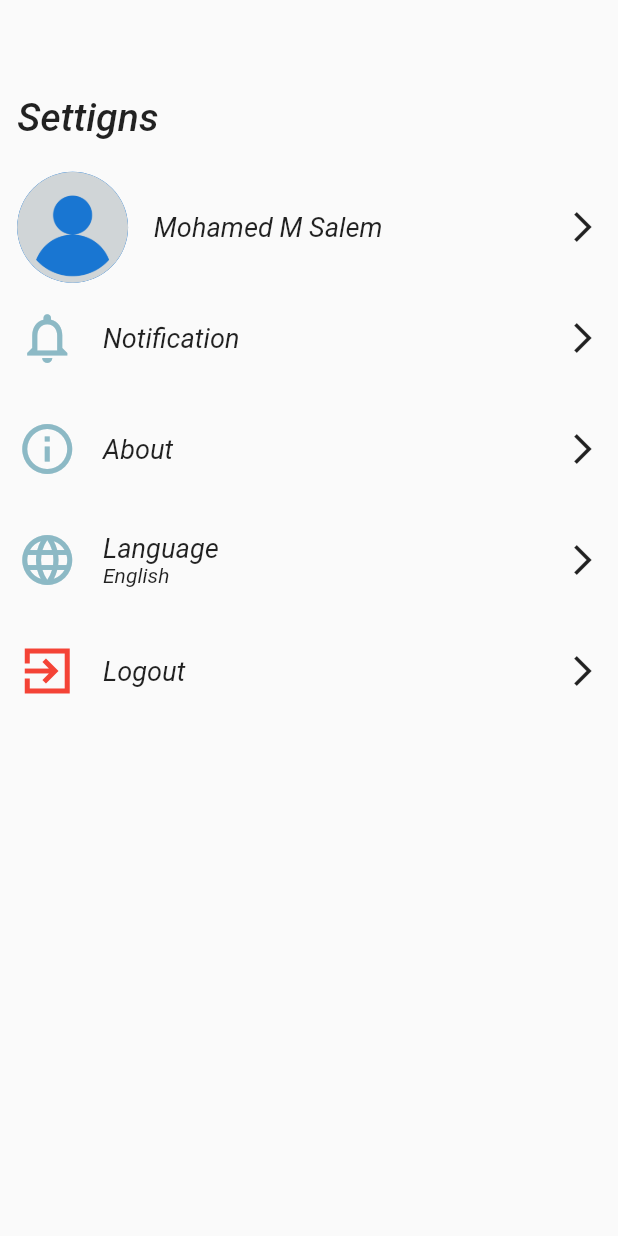
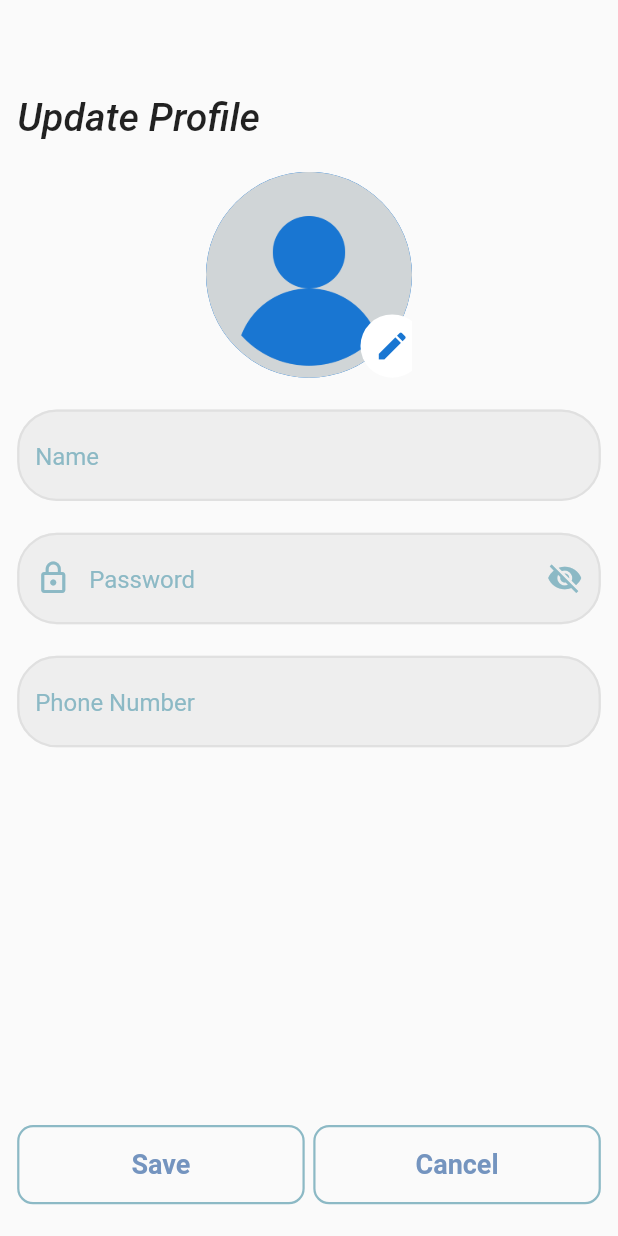
Before and after one commit to Mohamed-Salem7/attendance, a Flutter app: the SettingScreen screen opened directly, after a tap on "Mohamed M Salem", on a phone screen of 412 x 824 dp. Run offline on Flutter 3.47's test engine with Material 2 defaults, Android fonts, the phone set to English and light mode, and no system bars; our stand-ins replace dot_navigation_bar, flutter_bloc, flutter_onboarding_slider, flutter_screenutil, get.

Commit message:
add update image user page

```diff
--- /dev/null
+++ b/lib/feature/presntation/view/setting_page/profile_page/component/Image_user.dart
@@ -0,0 +1,36 @@
+import 'package:attendance_app/core/utils/app_images/images_manager.dart';
+import 'package:flutter/material.dart';
+import 'package:flutter_screenutil/flutter_screenutil.dart';
+
+class UpdateImageUser extends StatelessWidget {
+  const UpdateImageUser({Key? key}) : super(key: key);
+
+  @override
+  Widget build(BuildContext context) {
+    return Row(
+      mainAxisAlignment: MainAxisAlignment.center,
+      children: [
+        Stack(
+          children: [
+            CircleAvatar(
+              radius: 65.r,
+              backgroundImage: const AssetImage(AppImage.user),
+            ),
+            PositionedDirectional(
+              top: 90.h,
+              start: 90.w,
+              child: CircleAvatar(
+                radius: 20.r,
+                backgroundColor: Colors.white,
+                child: IconButton(
+                  onPressed: (){},
+                  icon: const Icon(Icons.edit),
+                ),
+              ),
+            ),
+          ],
+        ),
+      ],
+    );
+  }
+}
--- /dev/null
+++ b/lib/feature/presntation/view/setting_page/profile_page/profile_screen.dart
@@ -0,0 +1,129 @@
+import 'package:attendance_app/core/utils/theme/colors.dart';
+import 'package:attendance_app/feature/presntation/view/login_screen/component/text_form_field.dart';
+import 'package:attendance_app/feature/presntation/view/setting_page/profile_page/component/Image_user.dart';
+import 'package:flutter/material.dart';
+import 'package:flutter_screenutil/flutter_screenutil.dart';
+
+class ProfileScreen extends StatelessWidget {
+  const ProfileScreen({Key? key}) : super(key: key);
+
+  @override
+  Widget build(BuildContext context) {
+    var nameController = TextEditingController();
+    var passwordController = TextEditingController();
+    var phoneController = TextEditingController();
+
+    return Scaffold(
+      body: Padding(
+        padding: EdgeInsets.symmetric(vertical: 20.h, horizontal: 10.w),
+        child: Column(
+          mainAxisAlignment: MainAxisAlignment.start,
+          crossAxisAlignment: CrossAxisAlignment.start,
+          children: [
+            SizedBox(
+              height: 40.h,
+            ),
+            Text(
+              'Update Profile',
+              style: TextStyle(
+                fontSize: 26.spMin,
+                fontWeight: FontWeight.w500,
+                fontStyle: FontStyle.italic,
+              ),
+            ),
+            SizedBox(
+              height: 20.h,
+            ),
+            SingleChildScrollView(
+              physics: const BouncingScrollPhysics(),
+              child: Column(
+                children: [
+                  const UpdateImageUser(),
+                  SizedBox(
+                    height: 20.h,
+                  ),
+                  CustomTextField(
+                      hintText: 'Name',
+                      controller: nameController,
+                      isPassword: false),
+                  SizedBox(
+                    height: 20.h,
+                  ),
+                  CustomTextField(
+                      hintText: 'Password',
+                      controller: passwordController,
+                      isPassword: true),
+                  SizedBox(
+                    height: 20.h,
+                  ),
+                  CustomTextField(
+                      hintText: 'Phone Number',
+                      controller: phoneController,
+                      isPassword: false),
+                ],
+              ),
+            ),
+            const Spacer(),
+            Row(
+              children: [
+                Expanded(
+                  child: Container(
+                    height: 50.h,
+                    decoration: BoxDecoration(
+                        border: Border.all(
+                            color: AppColor.primaryColor, width: 1.3.w),
+                        borderRadius: BorderRadius.circular(10.r)),
+                    child: InkWell(
+                      onTap: (){},
+                      borderRadius: BorderRadius.circular(10.r),
+                      child: Center(
+                        child: Text(
+                          'Save',
+                          style: TextStyle(
+                            color: AppColor.secondaryColor,
+                            fontSize: 18.spMin,
+                            fontWeight: FontWeight.bold,
+                          ),
+                        ),
+                      ),
+                    ),
+                  ),
+                ),
+                SizedBox(
+                  width: 5.w,
+                ),
+                Expanded(
+                  child: Container(
+                    height: 50.h,
+                    decoration: BoxDecoration(
+                      border: Border.all(
+                          color: AppColor.primaryColor, width: 1.3.w),
+                      borderRadius: BorderRadius.circular(10.r),
+                    ),
+                    child: InkWell(
+                      onTap: ()
+                      {
+                        Navigator.pop(context);
+                      },
+                      borderRadius: BorderRadius.circular(10.r),
+                      child: Center(
+                        child: Text(
+                          'Cancel',
+                          style: TextStyle(
+                            color: AppColor.secondaryColor,
+                            fontSize: 18.spMin,
+                            fontWeight: FontWeight.bold,
+                          ),
+                        ),
+                      ),
+                    ),
+                  ),
+                ),
+              ],
+            ),
+          ],
+        ),
+      ),
+    );
+  }
+}
--- a/lib/feature/presntation/view/setting_page/setting_screen.dart
+++ b/lib/feature/presntation/view/setting_page/setting_screen.dart
@@ -1,8 +1,10 @@
 import 'package:attendance_app/core/utils/app_images/images_manager.dart';
 import 'package:attendance_app/core/utils/theme/colors.dart';
 import 'package:attendance_app/feature/presntation/view/setting_page/component/coustem_tile.dart';
+import 'package:attendance_app/feature/presntation/view/setting_page/profile_page/profile_screen.dart';
 import 'package:flutter/material.dart';
 import 'package:flutter_screenutil/flutter_screenutil.dart';
+import 'package:get/get.dart';
 
 class SettingScreen extends StatelessWidget {
   const SettingScreen({Key? key}) : super(key: key);
@@ -30,7 +32,10 @@ class SettingScreen extends StatelessWidget {
             ),
             SizedBox(height: 20.h,),
             InkWell(
-              onTap: () {},
+              onTap: ()
+              {
+                Get.to(const ProfileScreen(),transition: Transition.circularReveal);
+              },
               child: Row(
                 children: [
                   CircleAvatar(
```
